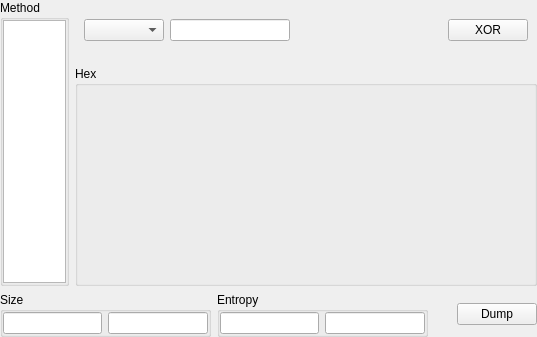
Above: xdataconvertorwidget.ui from horsicq/XDataConvertorWidget before the change. Below: the same form after it.
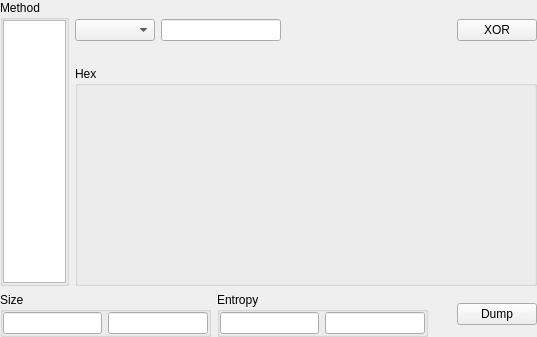
That is the form after the change. Custom widgets are drawn as their Qt base class.

What changed in the file:
```diff
--- a/xdataconvertorwidget.ui
+++ b/xdataconvertorwidget.ui
@@ -92,6 +92,18 @@
            </sizepolicy>
           </property>
           <layout class="QHBoxLayout" name="horizontalLayout_3">
+           <property name="leftMargin">
+            <number>0</number>
+           </property>
+           <property name="topMargin">
+            <number>0</number>
+           </property>
+           <property name="rightMargin">
+            <number>0</number>
+           </property>
+           <property name="bottomMargin">
+            <number>0</number>
+           </property>
            <item>
             <widget class="QComboBox" name="comboBoxXORmethod">
              <property name="minimumSize">
```
Left out of the diff: 1 changed line with no effect on the pictures.
